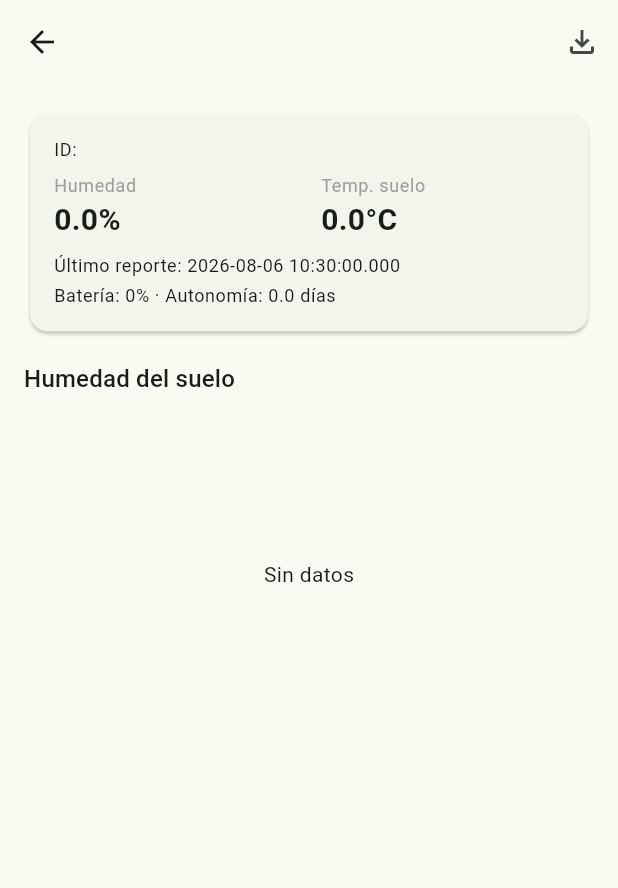
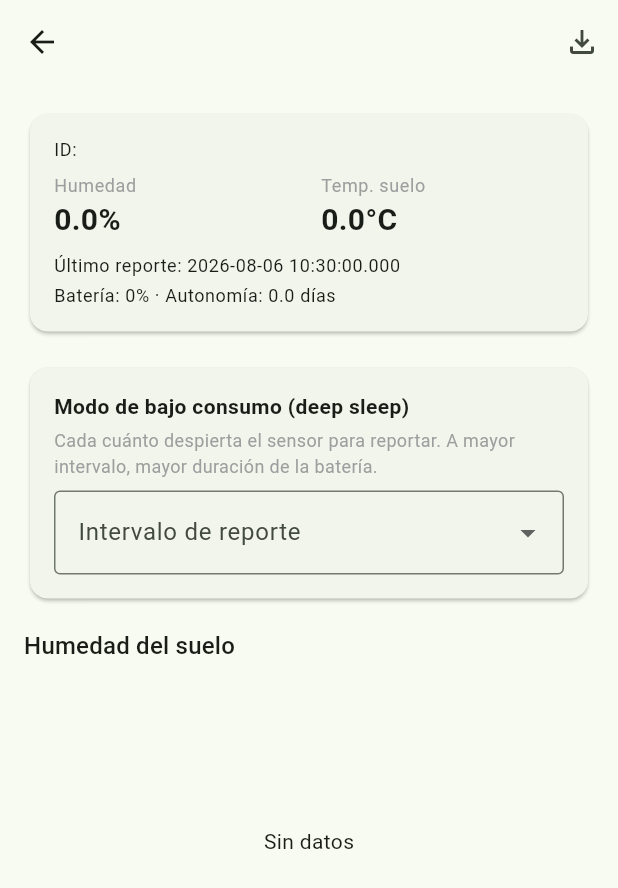
Before and after one commit to lalolpp/medidor-humedad-riego, a Flutter app: the CloudDeviceDetailScreen screen opened directly with empty values, on a phone screen of 412 x 824 dp. Shown: the top 888 px of the screen. Run offline on Flutter 3.47's test engine with Material 3 defaults, Android fonts, the phone set to English and light mode, and no system bars; our stand-ins replace cloud_firestore, firebase_auth, firebase_core, fl_chart, flutter_blue_plus, share_plus; missing offline and left inert: dart:html; accounts and stored records are empty.

Commit message:
Monitoreo avanzado y configuración remota del nodo
- Modo oscuro automático (tema del sistema)
- Barras de señal RSSI en dispositivos cercanos
- Gráfico de cruce temperatura vs humedad (doble eje) en detalle de sonda
- Índice de infiltración/drenaje (tasa de descenso tras riego)
- Intervalo de reporte configurable desde la app (deep sleep):
  reglas para devices/{id}/config, CloudService.setIntervalConfig y
  cloudFetchInterval() en firmware (lee config al despertar)
- Intervalos permitidos ampliados en power.cpp (hasta 12 h)

```diff
--- a/app/lib/screens/cloud_device_detail_screen.dart
+++ b/app/lib/screens/cloud_device_detail_screen.dart
@@ -4,6 +4,8 @@ import 'package:medidor_humedad/models/reading.dart';
 import 'package:medidor_humedad/services/app_settings.dart';
 import 'package:medidor_humedad/services/cloud_service.dart';
 import 'package:medidor_humedad/services/csv_export.dart';
+import 'package:medidor_humedad/services/infiltration.dart';
+import 'package:medidor_humedad/widgets/dual_axis_chart.dart';
 import 'package:medidor_humedad/widgets/metrics_chart.dart';
 
 class CloudDeviceDetailScreen extends StatefulWidget {
@@ -18,11 +20,16 @@ class CloudDeviceDetailScreen extends StatefulWidget {
 class _CloudDeviceDetailScreenState extends State<CloudDeviceDetailScreen> {
   late Future<List<Reading>> _readingsFuture;
   bool _exporting = false;
+  bool _savingInterval = false;
+  int? _interval;
+
+  static const _intervals = [15, 30, 60, 120, 360, 720];
 
   @override
   void initState() {
     super.initState();
     _readingsFuture = _loadReadings();
+    _interval = widget.device.intervalMin ?? 30;
   }
 
   Future<List<Reading>> _loadReadings() {
@@ -63,6 +70,29 @@ class _CloudDeviceDetailScreenState extends State<CloudDeviceDetailScreen> {
     }
   }
 
+  Future<void> _saveInterval(int intervalMin) async {
+    setState(() {
+      _savingInterval = true;
+      _interval = intervalMin;
+    });
+    try {
+      await CloudService.instance.setIntervalConfig(
+          widget.device.deviceId, intervalMin);
+      if (!mounted) return;
+      ScaffoldMessenger.of(context).showSnackBar(
+        SnackBar(content: Text('Intervalo guardado: cada $intervalMin min')),
+      );
+    } catch (e) {
+      if (!mounted) return;
+      setState(() => _interval = widget.device.intervalMin ?? 30);
+      ScaffoldMessenger.of(context).showSnackBar(
+        SnackBar(content: Text('Error al guardar intervalo: $e')),
+      );
+    } finally {
+      if (mounted) setState(() => _savingInterval = false);
+    }
+  }
+
   @override
   Widget build(BuildContext context) {
     final d = widget.device;
@@ -90,6 +120,8 @@ class _CloudDeviceDetailScreenState extends State<CloudDeviceDetailScreen> {
         children: [
           _statusCard(d, suffix),
           const SizedBox(height: 16),
+          _intervalCard(d),
+          const SizedBox(height: 16),
           Text('Humedad del suelo',
               style: Theme.of(context).textTheme.titleMedium),
           const SizedBox(height: 8),
@@ -108,6 +140,14 @@ class _CloudDeviceDetailScreenState extends State<CloudDeviceDetailScreen> {
                     style: const TextStyle(color: Colors.orange));
               }
               final readings = snapshot.data ?? [];
+              final humidityPoints = [
+                for (final r in readings) MetricPoint(r.timestamp, r.humidity),
+              ];
+              final tempPoints = [
+                for (final r in readings)
+                  if (!r.soilTemp.isNaN)
+                    MetricPoint(r.timestamp, AppSettings.toDisplay(r.soilTemp)),
+              ];
               return Column(
                 crossAxisAlignment: CrossAxisAlignment.start,
                 children: [
@@ -116,17 +156,14 @@ class _CloudDeviceDetailScreenState extends State<CloudDeviceDetailScreen> {
                       MetricSeries(
                         label: 'Humedad',
                         color: Colors.blue,
-                        points: [
-                          for (final r in readings)
-                            MetricPoint(r.timestamp, r.humidity),
-                        ],
+                        points: humidityPoints,
                       ),
                     ],
                     unitLabel: '%',
                     minY: 0,
                     maxY: 100,
                   ),
-                  if (readings.any((r) => !r.soilTemp.isNaN)) ...[
+                  if (tempPoints.isNotEmpty) ...[
                     const SizedBox(height: 20),
                     Text('Temperatura del suelo',
                         style: Theme.of(context).textTheme.titleMedium),
@@ -136,16 +173,36 @@ class _CloudDeviceDetailScreenState extends State<CloudDeviceDetailScreen> {
                         MetricSeries(
                           label: 'Temp. suelo',
                           color: Colors.orange,
-                          points: [
-                            for (final r in readings)
-                              if (!r.soilTemp.isNaN)
-                                MetricPoint(r.timestamp,
-                                    AppSettings.toDisplay(r.soilTemp)),
-                          ],
+                          points: tempPoints,
                         ),
                       ],
                       unitLabel: suffix,
                     ),
+                    const SizedBox(height: 20),
+                    Text('Cruce: temperatura vs humedad',
+                        style: Theme.of(context).textTheme.titleMedium),
+                    const SizedBox(height: 8),
+                    DualAxisChart(
+                      humidity: humidityPoints,
+                      temp: tempPoints,
+                      tempUnit: suffix,
+                    ),
+                    const SizedBox(height: 4),
+                    Text(
+                      'Un pico de temperatura que coincide con una caída de '
+                      'humedad indica estrés hídrico de la tierra.',
+                      style: Theme.of(context)
+                          .textTheme
+                          .bodySmall
+                          ?.copyWith(color: Colors.grey),
+                    ),
+                  ],
+                  if (computeInfiltration(readings) case final info?) ...[
+                    const SizedBox(height: 20),
+                    Text('Índice de infiltración / drenaje',
+                        style: Theme.of(context).textTheme.titleMedium),
+                    const SizedBox(height: 8),
+                    _infiltrationCard(info),
                   ],
                 ],
               );
@@ -202,6 +259,74 @@ class _CloudDeviceDetailScreenState extends State<CloudDeviceDetailScreen> {
     );
   }
 
+  Widget _intervalCard(CloudDevice d) {
+    return Card(
+      child: Padding(
+        padding: const EdgeInsets.all(16),
+        child: Column(
+          crossAxisAlignment: CrossAxisAlignment.start,
+          children: [
+            const Text('Modo de bajo consumo (deep sleep)',
+                style: TextStyle(fontWeight: FontWeight.w600)),
+            const SizedBox(height: 4),
+            const Text(
+              'Cada cuánto despierta el sensor para reportar. A mayor '
+              'intervalo, mayor duración de la batería.',
+              style: TextStyle(fontSize: 12, color: Colors.grey),
+            ),
+            const SizedBox(height: 8),
+            DropdownButtonFormField<int>(
+              key: ValueKey(_interval),
+              initialValue: _interval,
+              decoration: const InputDecoration(
+                labelText: 'Intervalo de reporte',
+                border: OutlineInputBorder(),
+              ),
+              items: [
+                for (final m in _intervals)
+                  DropdownMenuItem(
+                    value: m,
+                    child: Text(
+                      m < 60
+                          ? 'Cada $m minutos'
+                          : m == 60
+                              ? 'Cada 1 hora'
+                              : 'Cada ${m ~/ 60} horas',
+                    ),
+                  ),
+              ],
+              onChanged: _savingInterval
+                  ? null
+                  : (value) {
+                      if (value != null) _saveInterval(value);
+                    },
+            ),
+          ],
+        ),
+      ),
+    );
+  }
+
+  Widget _infiltrationCard(InfiltrationInfo info) {
+    final color = info.ratePctPerHour >= 3.0
+        ? Colors.red
+        : info.ratePctPerHour >= 0.3
+            ? Colors.green
+            : Colors.orange;
+    return Card(
+      child: ListTile(
+        leading: Icon(Icons.water_drop, color: color),
+        title: Text(info.assessment,
+            style: TextStyle(color: color, fontWeight: FontWeight.w600)),
+        subtitle: Text(
+          'Tasa de descenso: ${info.ratePctPerHour.toStringAsFixed(1)} %/h\n'
+          '${info.detail}',
+        ),
+        isThreeLine: true,
+      ),
+    );
+  }
+
   Widget _metric(String label, String value) {
     return Expanded(
       child: Column(
--- /dev/null
+++ b/app/lib/services/infiltration.dart
@@ -0,0 +1,61 @@
+import 'package:medidor_humedad/models/reading.dart';
+
+class InfiltrationInfo {
+  final double ratePctPerHour;
+  final String assessment;
+  final String detail;
+
+  const InfiltrationInfo(this.ratePctPerHour, this.assessment, this.detail);
+}
+
+/// Analiza la velocidad a la que baja la humedad después de un riego
+/// (regresión lineal sobre el tramo de descenso tras el pico máximo).
+/// Devuelve null si no hay datos suficientes.
+InfiltrationInfo? computeInfiltration(List<Reading> readings) {
+  final data = readings.where((r) => r.humidity > 0).toList()
+    ..sort((a, b) => a.timestamp.compareTo(b.timestamp));
+  if (data.length < 10) return null;
+
+  var peakIdx = 0;
+  for (var i = 1; i < data.length; i++) {
+    if (data[i].humidity > data[peakIdx].humidity) peakIdx = i;
+  }
+  final peak = data[peakIdx];
+
+  double sx = 0, sy = 0, sxx = 0, sxy = 0;
+  var n = 0;
+  for (final p in data.sublist(peakIdx)) {
+    final hours = p.timestamp.difference(peak.timestamp).inMinutes / 60.0;
+    if (hours <= 0) continue;
+    final dy = p.humidity - peak.humidity;
+    if (dy > 0) continue;
+    sx += hours;
+    sy += dy;
+    sxx += hours * hours;
+    sxy += hours * dy;
+    n++;
+  }
+  if (n < 4) return null;
+
+  final denom = n * sxx - sx * sx;
+  if (denom.abs() < 1e-9) return null;
+  final slope = (n * sxy - sx * sy) / denom; // %/h (negativo al descender)
+  final rate = -slope;
+
+  final String assessment;
+  final String detail;
+  if (rate >= 3.0) {
+    assessment = 'Drenaje rápido';
+    detail = 'La humedad baja muy rápido: suelo muy arenoso o alta infiltración.';
+  } else if (rate >= 1.0) {
+    assessment = 'Drenaje normal';
+    detail = 'El suelo drena a un ritmo adecuado.';
+  } else if (rate >= 0.3) {
+    assessment = 'Drenaje lento';
+    detail = 'El suelo retiene mucha humedad: vigila riesgo de asfixia radicular.';
+  } else {
+    assessment = 'Retención alta';
+    detail = 'La humedad casi no baja: posible exceso de riego o suelo compactado.';
+  }
+  return InfiltrationInfo(rate, assessment, detail);
+}
```
Also changed, not shown: app/lib/main.dart (+8 -0 lines), app/lib/screens/home_screen.dart (+9 -1 lines), app/lib/services/cloud_service.dart (+14 -0 lines), app/lib/widgets/dual_axis_chart.dart (added, +150 -0 lines), app/lib/widgets/signal_bars.dart (added, +48 -0 lines), 5 other files.
